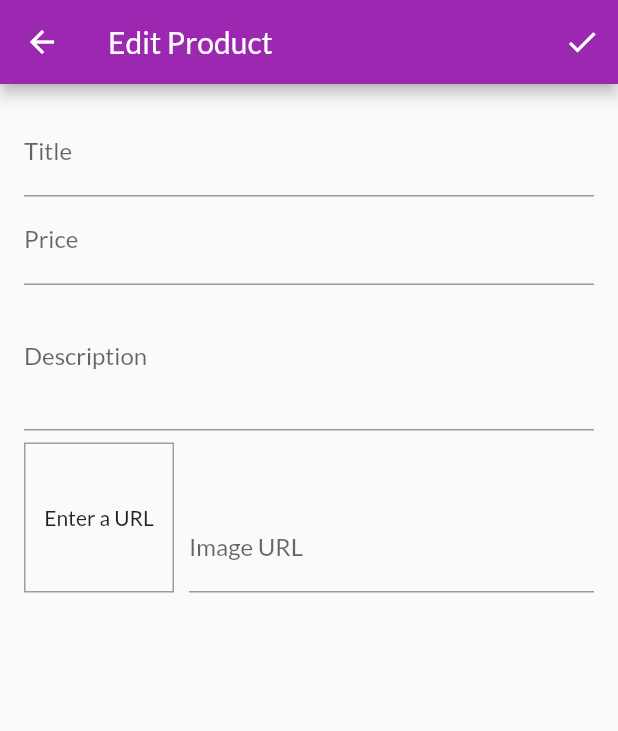
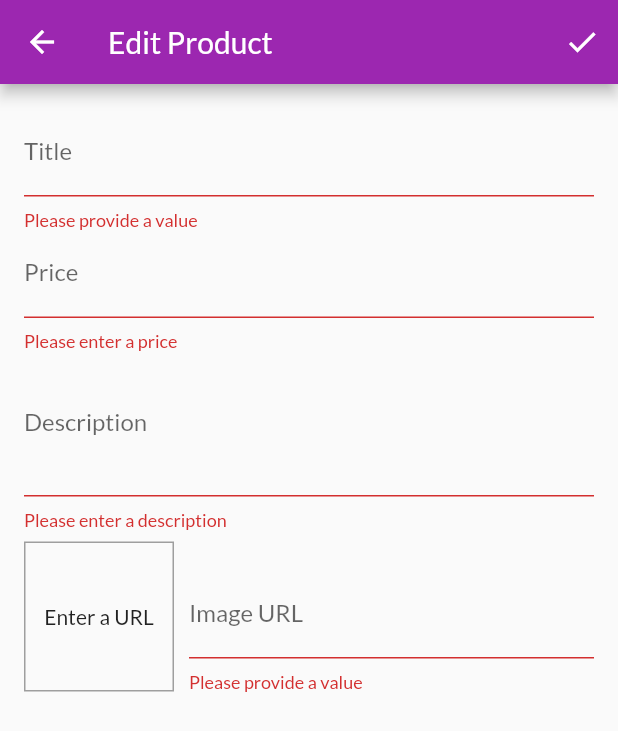
Before and after one commit to aak-301/bajaroo, a Flutter app: the EditProductScreen screen opened by its route, after a tap on the "done" icon, on a phone screen of 412 x 824 dp. Shown: the top 731 px of the screen. Run offline on Flutter 3.47's test engine with Material 2 defaults, Android fonts, the phone set to English and light mode, and no system bars; network calls fail.

Commit message:
added validators in form

```diff
--- a/lib/screens/edit_products_screen.dart
+++ b/lib/screens/edit_products_screen.dart
@@ -40,11 +40,19 @@ class _EditProductScreenState extends State<EditProductScreen> {
 
   void _updateImageUrl() {
     if (!_imageURLFocusNode.hasFocus) {
+      if (!_imageUrlController.text.startsWith('http') &&
+          !_imageUrlController.text.startsWith('https')) {
+        return;
+      }
       setState(() {});
     }
   }
 
   void _saveForm() {
+    final valid = _formKey.currentState!.validate();
+    if (!valid) {
+      return;
+    }
     _formKey.currentState?.save();
     print(_editedProduct.title);
     print(_editedProduct.description);
@@ -78,6 +86,12 @@ class _EditProductScreenState extends State<EditProductScreen> {
                   onFieldSubmitted: (_) {
                     FocusScope.of(context).requestFocus(_priceFocusNode);
                   },
+                  validator: (value) {
+                    if (value!.isEmpty) {
+                      return 'Please provide a value';
+                    }
+                    return null;
+                  },
                   onSaved: ((newValue) {
                     _editedProduct = Product(
                       id: _editedProduct.id,
@@ -98,6 +112,18 @@ class _EditProductScreenState extends State<EditProductScreen> {
                   onFieldSubmitted: (_) {
                     FocusScope.of(context).requestFocus(_descriptionFocusNode);
                   },
+                  validator: (value) {
+                    if (value!.isEmpty) {
+                      return 'Please enter a price';
+                    }
+                    if (double.tryParse(value) == null) {
+                      return 'Please enter a valid number';
+                    }
+                    if (double.parse(value) <= 0) {
+                      return 'Please Enter a number greater than 0';
+                    }
+                    return null;
+                  },
                   onSaved: ((newValue) {
                     _editedProduct = Product(
                       id: _editedProduct.id,
@@ -115,6 +141,15 @@ class _EditProductScreenState extends State<EditProductScreen> {
                   maxLines: 3,
                   keyboardType: TextInputType.multiline,
                   focusNode: _descriptionFocusNode,
+                  validator: (value) {
+                    if (value!.isEmpty) {
+                      return 'Please enter a description';
+                    }
+                    if (value.length < 10) {
+                      return 'Description should at least have 10 charecters';
+                    }
+                    return null;
+                  },
                   onSaved: ((newValue) {
                     _editedProduct = Product(
                       id: _editedProduct.id,
@@ -157,6 +192,16 @@ class _EditProductScreenState extends State<EditProductScreen> {
                         onFieldSubmitted: (_) {
                           _saveForm();
                         },
+                        validator: (value) {
+                          if (value!.isEmpty) {
+                            return 'Please provide a value';
+                          }
+                          if (!value.startsWith('http') ||
+                              !value.startsWith('https')) {
+                            return 'Please enter a valid URL';
+                          }
+                          return null;
+                        },
                         onSaved: ((newValue) {
                           _editedProduct = Product(
                             id: _editedProduct.id,
```
